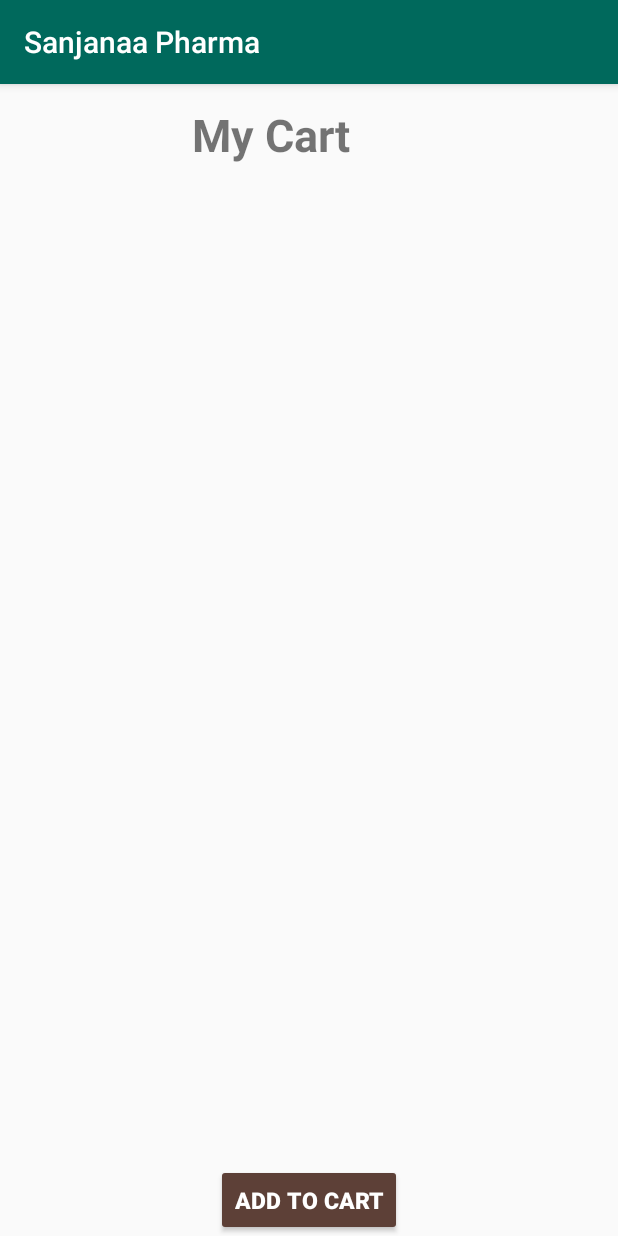
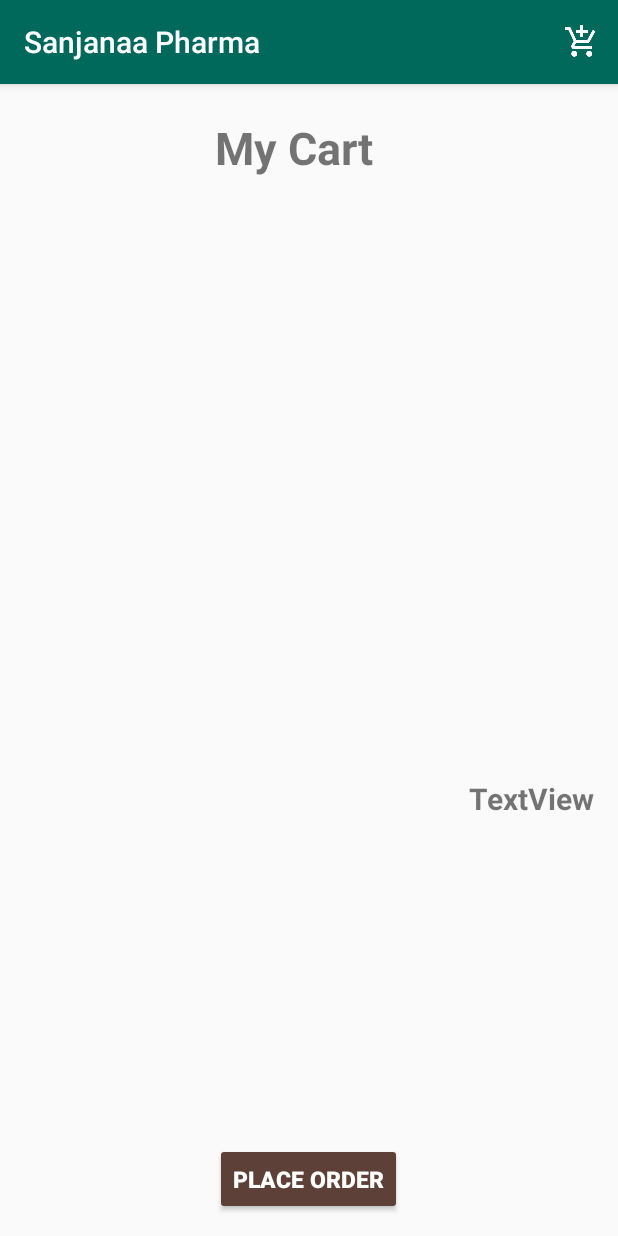
Before and after one commit to sathviknarasimha95/mini_project2, an Android app: the Cart screen opened directly, with no data from a screen before it, on a phone screen of 412 x 824 dp. Run offline under Robolectric (Android 15) with nearby library versions, the phone set to English and light mode, and no system bars; libraries missing offline, so code that uses them is left out: com.afollestad.materialdialogs, com.github.rubensousa.raiflatbutton; plain views replace RaiflatButton.

Commit message:
10/8/2017 working cart page remove item is not done

```diff
--- /dev/null
+++ b/Android_test/app/src/main/java/com/example/sathvik/android_test/adapters/Cartadapter.java
@@ -0,0 +1,59 @@
+package com.example.sathvik.android_test.adapters;
+
+import android.content.Context;
+import android.support.annotation.NonNull;
+import android.support.annotation.Nullable;
+import android.util.Log;
+import android.view.LayoutInflater;
+import android.view.View;
+import android.view.ViewGroup;
+import android.widget.ArrayAdapter;
+import android.widget.Button;
+import android.widget.ListView;
+import android.widget.TextView;
+
+import com.example.sathvik.android_test.R;
+
+/**
+ * Created by sathvik on 10/8/2017.
+ */
+
+public class Cartadapter extends ArrayAdapter<String> {
+        private String[] cart_item_name;
+        private String[] cart_item_no;
+        private String[] cart_item_price;
+        private Context context;
+        float total = 0;
+        TextView totals;
+
+    public Cartadapter(Context context,String[] cart_item_name,String[] cart_item_no,String[] cart_item_price,float total,TextView totals)
+    {
+        super(context, R.layout.cart_list, cart_item_name);
+        this.context = context;
+        this.cart_item_name = cart_item_name;
+        this.cart_item_no = cart_item_no;
+        this.cart_item_price = cart_item_price;
+        this.total = total;
+        this.totals = totals;
+    }
+
+    @NonNull
+    @Override
+    public View getView(int position, @Nullable View convertView, @NonNull ViewGroup parent) {
+
+        LayoutInflater inflater = (LayoutInflater) context
+                .getSystemService(Context.LAYOUT_INFLATER_SERVICE);
+        View rowView = inflater.inflate(R.layout.cart_list, parent, false);
+        View textview = inflater.inflate(R.layout.activity_cart,parent,false);
+        TextView cart_name = (TextView)rowView.findViewById(R.id.cart_item_name);
+        TextView cart_no = (TextView)rowView.findViewById(R.id.cart_item_no);
+        TextView cart_price = (TextView)rowView.findViewById(R.id.cart_item_price);
+        Button placeorder = (Button)rowView.findViewById(R.id.place_order);
+        cart_name.setText(cart_item_name[position]);
+        cart_price.setText(cart_item_price[position]);
+        cart_no.setText("X "+cart_item_no[position]);
+        totals.setText("Total="+total);
+
+        return  rowView;
+    }
+}
--- a/Android_test/app/src/main/java/com/example/sathvik/android_test/models/SendToCart.java
+++ b/Android_test/app/src/main/java/com/example/sathvik/android_test/models/SendToCart.java
@@ -41,4 +41,9 @@
         return orderList;
     }
 
+    public void cleardata()
+    {
+        orderList.clear();
+    }
+
 }
--- a/Android_test/app/src/main/java/com/example/sathvik/android_test/ui/BaseActivity.java
+++ b/Android_test/app/src/main/java/com/example/sathvik/android_test/ui/BaseActivity.java
@@ -12,6 +12,7 @@
 
 import com.afollestad.materialdialogs.MaterialDialog;
 import com.example.sathvik.android_test.R;
+import com.example.sathvik.android_test.models.SendToCart;
 
 /**
  * Created by sathvik on 10/4/2017.
@@ -68,4 +69,9 @@
         });
         logoutalert.show();
     }
+    protected void onDestroy() {
+        //SendToCart clear = SendToCart.getInstance();
+        //clear.cleardata();
+        super.onDestroy();
+    }
 }
--- a/Android_test/app/src/main/java/com/example/sathvik/android_test/ui/Cart.java
+++ b/Android_test/app/src/main/java/com/example/sathvik/android_test/ui/Cart.java
@@ -1,20 +1,34 @@
 package com.example.sathvik.android_test.ui;
 
+import android.support.design.widget.FloatingActionButton;
 import android.support.v7.app.AppCompatActivity;
 import android.os.Bundle;
+import android.util.Log;
+import android.view.View;
+import android.widget.AdapterView;
 import android.widget.ArrayAdapter;
 import android.widget.ListView;
+import android.widget.TextView;
+import android.widget.Toast;
 
 import com.example.sathvik.android_test.R;
+import com.example.sathvik.android_test.adapters.Cartadapter;
 import com.example.sathvik.android_test.models.SendToCart;
+
+import org.w3c.dom.Text;
 
 import java.util.ArrayList;
 import java.util.HashMap;
 
-public class Cart extends AppCompatActivity {
+public class Cart extends BaseActivity {
     ListView cart_list;
     ArrayList<HashMap<String,String>> cartList;
-
+    float total = 0;
+    String[] itemName;
+    String[] itemNo;
+    String[] itemPrice;
+    Cartadapter adapter;
+    TextView totals;
     @Override
     protected void onCreate(Bundle savedInstanceState) {
         super.onCreate(savedInstanceState);
@@ -23,12 +37,24 @@
         SendToCart getFromCart = SendToCart.getInstance();
 
         cartList = getFromCart.getOrderList();
-        String[] itemName = new String[cartList.size()];
+        itemName = new String[cartList.size()];
+        itemNo = new String[cartList.size()];
+        itemPrice = new String[cartList.size()];
         for(int i = 0; i < cartList.size();i++)
         {
             itemName[i] = cartList.get(i).get("ItemName");
+            itemNo[i] = cartList.get(i).get("No");
+            itemPrice[i] = cartList.get(i).get("Price");
+            total = total + Float.parseFloat(itemPrice[i]);
         }
-        ArrayAdapter<String> adapter = new ArrayAdapter<String>(this,android.R.layout.simple_list_item_1,itemName);
+        Log.i("Total=",total+"");
+        //ArrayAdapter<String> adapter = new ArrayAdapter<String>(this,android.R.layout.simple_list_item_1,itemName);
+        totals = (TextView)findViewById(R.id.total);
+        adapter = new Cartadapter(getApplicationContext(),itemName,itemNo,itemPrice,total,totals);
         cart_list.setAdapter(adapter);
     }
+
+    protected void onDestroy() {
+        super.onDestroy();
+    }
 }
--- a/Android_test/app/src/main/java/com/example/sathvik/android_test/ui/MainActivity.java
+++ b/Android_test/app/src/main/java/com/example/sathvik/android_test/ui/MainActivity.java
@@ -71,7 +71,7 @@
         setSupportActionBar(toolbar);
         navbar(toolbar,savedInstanceState);
         imgslider();
-        check_network();
+        //check_network();
         create_recyclerview();
     }
     // navigation Drawer
--- a/Android_test/app/src/main/res/layout/activity_cart.xml
+++ b/Android_test/app/src/main/res/layout/activity_cart.xml
@@ -15,24 +15,42 @@
         android:textStyle="bold"
         tools:layout_editor_absoluteX="162dp"
         tools:layout_editor_absoluteY="16dp"
+        android:layout_marginTop="22dp"
         android:layout_alignParentTop="true"
+        android:layout_alignLeft="@+id/place_order"
+        android:layout_alignStart="@+id/place_order" />
+    <ListView
+    android:layout_width="match_parent"
+    android:id="@+id/cart_list"
+    android:layout_height="400dp"
+        android:layout_below="@+id/textView6"
         android:layout_alignParentLeft="true"
-        android:layout_alignParentStart="true"
-        android:layout_marginLeft="128dp"
-        android:layout_marginStart="128dp"
-        android:layout_marginTop="13dp" />
-    <include layout="@layout/cart_list"
-        />
+        android:layout_alignParentStart="true" />
     <com.github.rubensousa.raiflatbutton.RaiflatButton
-        android:id="@+id/addtocart"
+        android:id="@+id/place_order"
         style="@style/Base.Widget.AppCompat.Button.Colored"
         android:layout_width="wrap_content"
         android:layout_height="wrap_content"
-        android:text="Add to Cart"
+        android:text="Place Order"
         android:textSize="15sp"
         android:textStyle="bold"
         android:layout_alignParentBottom="true"
-        android:layout_centerHorizontal="true" />
+        android:layout_centerHorizontal="true"
+        android:layout_marginBottom="14dp" />
+
+    <TextView
+        android:id="@+id/total"
+        android:layout_width="wrap_content"
+        android:layout_height="wrap_content"
+        android:layout_marginEnd="16dp"
+        android:layout_marginRight="16dp"
+        android:text="TextView"
+        android:textSize="20sp"
+        android:textStyle="bold"
+        android:layout_above="@+id/place_order"
+        android:layout_alignParentRight="true"
+        android:layout_alignParentEnd="true"
+        android:layout_below="@+id/cart_list"/>
 
 
 </RelativeLayout>
```
Also changed, not shown: Android_test/app/src/main/res/layout/cart_list.xml (+52 -6 lines).
